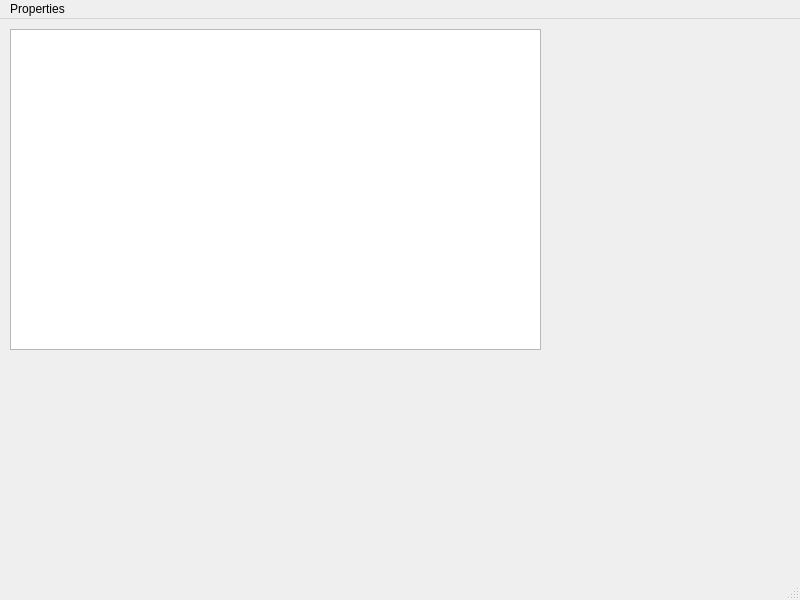
The window that SystemMonitor/myproperties.ui (nayak6/System-Monitor) describes before a commit, drawn with Qt 5.
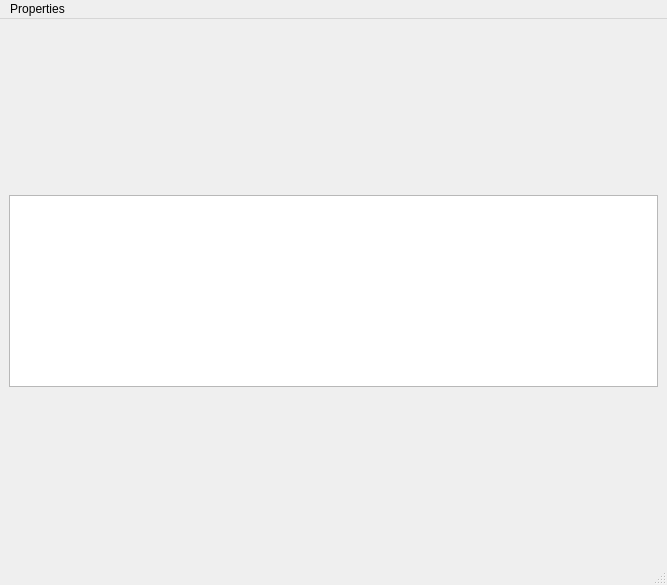
The same window after the commit.

The edit to the form file:
```diff
--- a/SystemMonitor/myproperties.ui
+++ b/SystemMonitor/myproperties.ui
@@ -6,31 +6,33 @@
    <rect>
     <x>0</x>
     <y>0</y>
-    <width>800</width>
-    <height>600</height>
+    <width>667</width>
+    <height>585</height>
    </rect>
   </property>
   <property name="windowTitle">
    <string>MainWindow</string>
   </property>
   <widget class="QWidget" name="centralwidget">
+   <layout class="QGridLayout" name="gridLayout">
+    <item row="0" column="0">
    <widget class="QListWidget" name="listWidget">
-    <property name="geometry">
-     <rect>
-      <x>10</x>
-      <y>10</y>
-      <width>531</width>
-      <height>321</height>
-     </rect>
-    </property>
-   </widget>
+      <property name="sizePolicy">
+       <sizepolicy hsizetype="Preferred" vsizetype="Fixed">
+        <horstretch>0</horstretch>
+        <verstretch>0</verstretch>
+       </sizepolicy>
+      </property>
+     </widget>
+    </item>
+   </layout>
   </widget>
   <widget class="QMenuBar" name="menubar">
    <property name="geometry">
     <rect>
      <x>0</x>
      <y>0</y>
-     <width>800</width>
+     <width>667</width>
      <height>20</height>
     </rect>
    </property>
```
Lines whose indentation alone changed are shown as unchanged.
